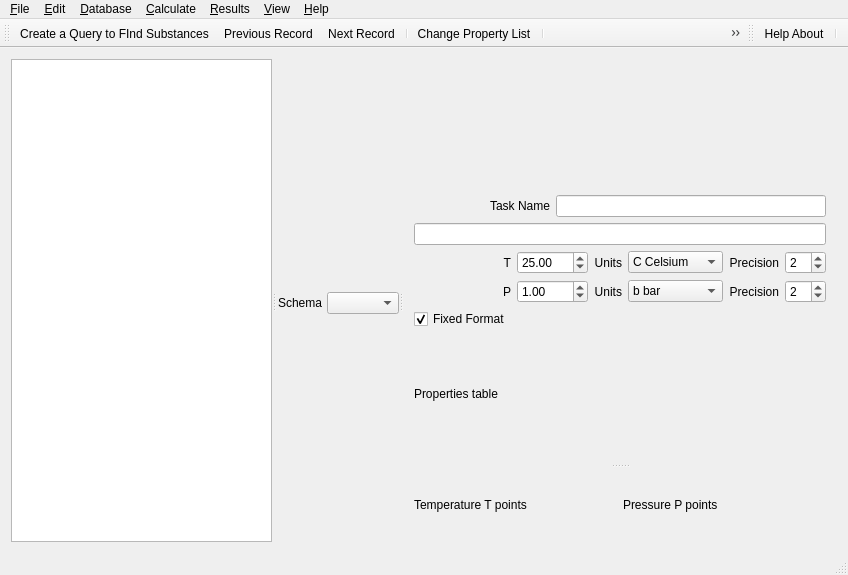
Above: gui/src/ThermoFunWidget.ui from thermohub/thermofun before the change. Below: the same form after it.
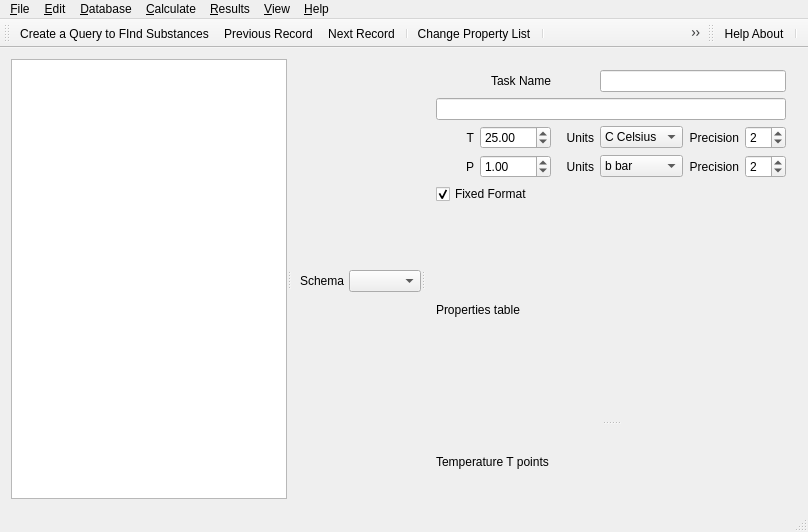
That is the form after the change. Icons and pictures are not drawn.

The edit to the form file:
```diff
--- a/gui/src/ThermoFunWidget.ui
+++ b/gui/src/ThermoFunWidget.ui
@@ -6,8 +6,8 @@
    <rect>
     <x>0</x>
     <y>0</y>
-    <width>848</width>
-    <height>575</height>
+    <width>808</width>
+    <height>532</height>
    </rect>
   </property>
   <property name="windowTitle">
@@ -106,108 +106,23 @@
           </property>
           <widget class="QWidget" name="inWidget" native="true">
            <layout class="QGridLayout" name="gridLayout_2">
-            <item row="3" column="8">
-             <widget class="QSpinBox" name="tPrecision">
-              <property name="toolTip">
-               <string extracomment="Output precision / digits after decimal point (in Fixed Format)"/>
-              </property>
-              <property name="toolTipDuration">
-               <number>5</number>
-              </property>
-              <property name="value">
-               <number>2</number>
-              </property>
-             </widget>
-            </item>
-            <item row="4" column="4" colspan="3">
-             <widget class="QComboBox" name="pPunit">
-              <item>
-               <property name="text">
-                <string>b bar</string>
-               </property>
-              </item>
-              <item>
-               <property name="text">
-                <string>B kbar</string>
-               </property>
-              </item>
-              <item>
-               <property name="text">
-                <string>p Pa</string>
-               </property>
-              </item>
-              <item>
-               <property name="text">
-                <string>P MPa</string>
-               </property>
-              </item>
-              <item>
-               <property name="text">
-                <string>A atm</string>
-               </property>
-              </item>
-             </widget>
-            </item>
-            <item row="4" column="7">
-             <widget class="QLabel" name="label_12">
+            <item row="0" column="0" colspan="2">
+             <widget class="QLabel" name="label_8">
               <property name="text">
-               <string>Precision</string>
+               <string>Task Name</string>
               </property>
               <property name="alignment">
                <set>Qt::AlignRight|Qt::AlignTrailing|Qt::AlignVCenter</set>
               </property>
              </widget>
             </item>
-            <item row="4" column="8">
-             <widget class="QSpinBox" name="pPrecision">
-              <property name="toolTip">
-               <string extracomment="Output precision / digits after decimal point (in Fixed Format)"/>
-              </property>
-              <property name="toolTipDuration">
-               <number>5</number>
-              </property>
-              <property name="value">
-               <number>2</number>
-              </property>
-             </widget>
-            </item>
-            <item row="2" column="0" colspan="9">
-             <widget class="QLineEdit" name="pComment"/>
-            </item>
-            <item row="1" column="2" colspan="7">
+            <item row="0" column="3" colspan="3">
              <widget class="QLineEdit" name="pName"/>
             </item>
-            <item row="5" column="0">
-             <widget class="QCheckBox" name="FormatBox">
-              <property name="text">
-               <string>Fixed Format</string>
-              </property>
-              <property name="checked">
-               <bool>true</bool>
-              </property>
-             </widget>
+            <item row="1" column="0" colspan="6">
+             <widget class="QLineEdit" name="pComment"/>
             </item>
-            <item row="3" column="3">
-             <widget class="QLabel" name="label_5">
-              <property name="text">
-               <string>Units</string>
-              </property>
-              <property name="alignment">
-               <set>Qt::AlignRight|Qt::AlignTrailing|Qt::AlignVCenter</set>
-              </property>
-             </widget>
-            </item>
-            <item row="4" column="3">
-             <widget class="QLabel" name="label_6">
-              <property name="text">
-               <string>Units</string>
-              </property>
-              <property name="alignment">
-               <set>Qt::AlignRight|Qt::AlignTrailing|Qt::AlignVCenter</set>
-              </property>
-             </widget>
-            </item>
-            <item row="3" column="0">
+            <item row="2" column="0">
              <widget class="QLabel" name="label_3">
               <property name="text">
                <string>T</string>
@@ -217,14 +132,37 @@
               </property>
              </widget>
             </item>
-            <item row="3" column="4" colspan="3">
+            <item row="2" column="1">
+             <widget class="QDoubleSpinBox" name="pTVal">
+              <property name="minimum">
+               <double>-500.000000000000000</double>
+              </property>
+              <property name="maximum">
+               <double>500.000000000000000</double>
+              </property>
+              <property name="value">
+               <double>25.000000000000000</double>
+              </property>
+             </widget>
+            </item>
+            <item row="2" column="2">
+             <widget class="QLabel" name="label_5">
+              <property name="text">
+               <string>Units</string>
+              </property>
+              <property name="alignment">
+               <set>Qt::AlignRight|Qt::AlignTrailing|Qt::AlignVCenter</set>
+              </property>
+             </widget>
+            </item>
+            <item row="2" column="3">
              <widget class="QComboBox" name="pTunit">
               <property name="currentText">
-               <string>C Celsium</string>
+               <string>C Celsius</string>
               </property>
               <item>
                <property name="text">
-                <string>C Celsium</string>
+                <string>C Celsius</string>
                </property>
               </item>
               <item>
@@ -234,7 +172,30 @@
               </item>
              </widget>
             </item>
-            <item row="4" column="0">
+            <item row="2" column="4">
+             <widget class="QLabel" name="label_10">
+              <property name="text">
+               <string>Precision</string>
+              </property>
+              <property name="alignment">
+               <set>Qt::AlignRight|Qt::AlignTrailing|Qt::AlignVCenter</set>
+              </property>
+             </widget>
+            </item>
+            <item row="2" column="5">
+             <widget class="QSpinBox" name="tPrecision">
+              <property name="toolTip">
+               <string extracomment="Output precision / digits after decimal point (in Fixed Format)"/>
+              </property>
+              <property name="toolTipDuration">
+               <number>5</number>
+              </property>
+              <property name="value">
+               <number>2</number>
+              </property>
+             </widget>
+            </item>
+            <item row="3" column="0">
              <widget class="QLabel" name="label_7">
               <property name="enabled">
                <bool>true</bool>
@@ -253,20 +214,7 @@
               </property>
              </widget>
             </item>
-            <item row="3" column="1" colspan="2">
-             <widget class="QDoubleSpinBox" name="pTVal">
-              <property name="minimum">
-               <double>-500.000000000000000</double>
-              </property>
-              <property name="maximum">
-               <double>500.000000000000000</double>
-              </property>
-              <property name="value">
-               <double>25.000000000000000</double>
-              </property>
-             </widget>
-            </item>
-            <item row="4" column="1" colspan="2">
+            <item row="3" column="1">
              <widget class="QDoubleSpinBox" name="pPVal">
               <property name="maximum">
                <double>1000.000000000000000</double>
@@ -276,15 +224,47 @@
               </property>
              </widget>
             </item>
-            <item row="0" column="0">
-             <widget class="QLabel" name="label_2">
+            <item row="3" column="2">
+             <widget class="QLabel" name="label_6">
               <property name="text">
-               <string/>
+               <string>Units</string>
               </property>
+              <property name="alignment">
+               <set>Qt::AlignRight|Qt::AlignTrailing|Qt::AlignVCenter</set>
+              </property>
              </widget>
             </item>
-            <item row="3" column="7">
-             <widget class="QLabel" name="label_10">
+            <item row="3" column="3">
+             <widget class="QComboBox" name="pPunit">
+              <item>
+               <property name="text">
+                <string>b bar</string>
+               </property>
+              </item>
+              <item>
+               <property name="text">
+                <string>B kbar</string>
+               </property>
+              </item>
+              <item>
+               <property name="text">
+                <string>p Pa</string>
+               </property>
+              </item>
+              <item>
+               <property name="text">
+                <string>P MPa</string>
+               </property>
+              </item>
+              <item>
+               <property name="text">
+                <string>A atm</string>
+               </property>
+              </item>
+             </widget>
+            </item>
+            <item row="3" column="4">
+             <widget class="QLabel" name="label_12">
               <property name="text">
                <string>Precision</string>
               </property>
@@ -293,17 +273,30 @@
               </property>
              </widget>
             </item>
-            <item row="1" column="0" colspan="2">
-             <widget class="QLabel" name="label_8">
+            <item row="3" column="5">
+             <widget class="QSpinBox" name="pPrecision">
+              <property name="toolTip">
+               <string extracomment="Output precision / digits after decimal point (in Fixed Format)"/>
+              </property>
+              <property name="toolTipDuration">
+               <number>5</number>
+              </property>
+              <property name="value">
+               <number>2</number>
+              </property>
+             </widget>
+            </item>
+            <item row="4" column="0" colspan="2">
+             <widget class="QCheckBox" name="FormatBox">
               <property name="text">
-               <string>Task Name</string>
+               <string>Fixed Format</string>
               </property>
-              <property name="alignment">
-               <set>Qt::AlignRight|Qt::AlignTrailing|Qt::AlignVCenter</set>
+              <property name="checked">
+               <bool>true</bool>
               </property>
              </widget>
             </item>
-            <item row="6" column="0" colspan="4">
+            <item row="5" column="0" colspan="2">
              <widget class="QLabel" name="label_9">
               <property name="maximumSize">
                <size>
@@ -327,13 +320,6 @@
               </property>
              </widget>
             </item>
-            <item row="0" column="1">
-             <widget class="QLabel" name="label_11">
-              <property name="text">
-               <string>Pressure P points</string>
-              </property>
-             </widget>
-            </item>
            </layout>
           </widget>
          </widget>
@@ -349,8 +335,8 @@
     <rect>
      <x>0</x>
      <y>0</y>
-     <width>848</width>
-     <height>24</height>
+     <width>808</width>
+     <height>30</height>
     </rect>
    </property>
    <widget class="QMenu" name="menuDataBase">
```
Left out of the diff: 35 changed lines with no effect on the pictures.
